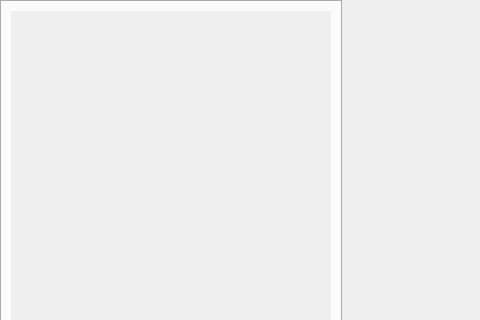
mk4me/hm-mde-one, file trunk/src/edr/src/mde_view/ui/AnalisisWidget.ui: the form before one commit; both pictures show x 0 to 480 and y 0 to 320 of the 920 by 707 pixel window.
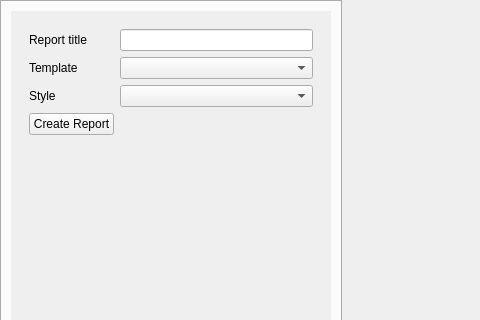
The form after the commit. The open tabs and pages were chosen to show the change. Icons and pictures are not drawn.

```diff
--- a/trunk/src/edr/src/mde_view/ui/AnalisisWidget.ui
+++ b/trunk/src/edr/src/mde_view/ui/AnalisisWidget.ui
@@ -465,6 +465,55 @@
               <string notr="true"/>
              </property>
              <layout class="QVBoxLayout" name="verticalLayout_7">
+              <item>
+               <widget class="QWidget" name="reportsTools" native="true">
+                <property name="sizePolicy">
+                 <sizepolicy hsizetype="Preferred" vsizetype="Minimum">
+                  <horstretch>0</horstretch>
+                  <verstretch>0</verstretch>
+                 </sizepolicy>
+                </property>
+                <layout class="QFormLayout" name="formLayout">
+                 <item row="0" column="0">
+                  <widget class="QLabel" name="label_2">
+                   <property name="text">
+                    <string>Report title</string>
+                   </property>
+                  </widget>
+                 </item>
+                 <item row="0" column="1">
+                  <widget class="QLineEdit" name="reportsTitle"/>
+                 </item>
+                 <item row="1" column="0">
+                  <widget class="QLabel" name="label_3">
+                   <property name="text">
+                    <string>Template</string>
+                   </property>
+                  </widget>
+                 </item>
+                 <item row="2" column="0">
+                  <widget class="QLabel" name="label_4">
+                   <property name="text">
+                    <string>Style</string>
+                   </property>
+                  </widget>
+                 </item>
+                 <item row="1" column="1">
+                  <widget class="QComboBox" name="templateComboBox"/>
+                 </item>
+                 <item row="2" column="1">
+                  <widget class="QComboBox" name="styleComboBox"/>
+                 </item>
+                 <item row="3" column="0">
+                  <widget class="QPushButton" name="createReportButton">
+                   <property name="text">
+                    <string>Create Report</string>
+                   </property>
+                  </widget>
+                 </item>
+                </layout>
+               </widget>
+              </item>
               <item>
                <widget class="QWidget" name="raportsArea" native="true">
                 <layout class="QGridLayout" name="gridLayout"/>
```
